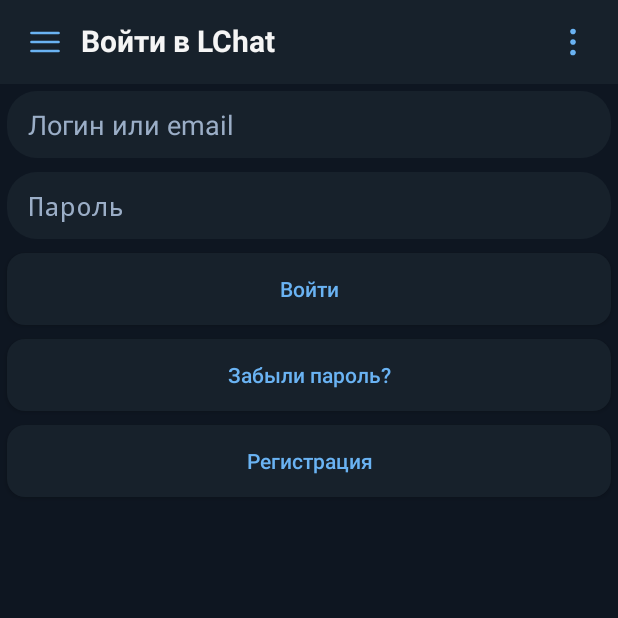
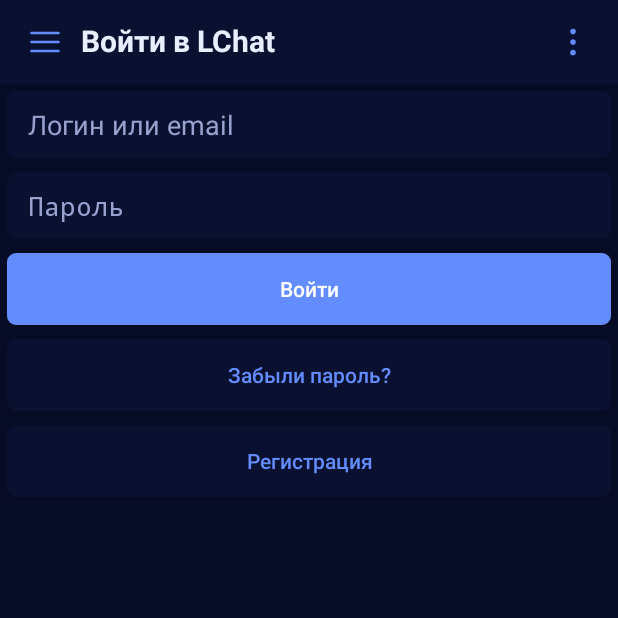
Before and after one commit to LChatDev/LChat, an Android app: the screen it shows after launch (NativeActivity), after a tap on "Войти вручную", on a phone screen of 412 x 824 dp, the top half of it. Run offline under Robolectric (Android 15) with nearby library versions, the phone set to English and light mode, and no system bars; libraries missing offline, so code that uses them is left out: org.webrtc, org.webrtc.audio; network calls fail; pictures from the network do not load; 1 statement that could not run was skipped.

Commit message:
Release Android 2.2.3 pixel UI

```diff
--- a/android/app/src/main/AndroidManifest.xml
+++ b/android/app/src/main/AndroidManifest.xml
@@ -1,4 +1,4 @@
-<manifest xmlns:android="http://schemas.android.com/apk/res/android" package="su.lbs.lchat" android:versionCode="24" android:versionName="2.2.2">
+<manifest xmlns:android="http://schemas.android.com/apk/res/android" package="su.lbs.lchat" android:versionCode="25" android:versionName="2.2.3">
   <uses-sdk android:minSdkVersion="26" android:targetSdkVersion="35" />
   <uses-permission android:name="android.permission.INTERNET" />
   <uses-permission android:name="android.permission.RECORD_AUDIO" />
--- a/android/app/src/main/java/su/lbs/lchat/NativeActivity.java
+++ b/android/app/src/main/java/su/lbs/lchat/NativeActivity.java
@@ -26,15 +26,15 @@ public final class NativeActivity extends Activity {
  LinearLayout root,body,list,callCard,bubbles,replyKeyboardPanel; ScrollView scroll; EditText composer; TextView error; Button join,replyKeyboardToggle; JSONObject activeReplyKeyboard; int replyKeyboardMessageId; boolean replyKeyboardCollapsed;
  String pendingBody="",pendingNonce=""; boolean sending=false,recordPending=false; String search=""; String screen="",filter="",pendingToken,endpoint="api.php"; boolean alive=true,resumed=false,polling=false,permission=false,listen=false,adminChat=false;
  int generation=0,chatId=0,pickerChat=0; MediaRecorder recorder; MediaPlayer player; File recording; long recordStart; AlertDialog recordDialog;
- static final int BG=0xff0e1621,CARD=0xff17212b,INK=0xfff5f5f5,ACCENT=0xff6ab3f3;
+ static final int BG=0xff070c26,CARD=0xff0a1030,INK=0xffe9eeff,ACCENT=0xff638dff;
  interface Job {JSONObject run()throws Exception;} interface Result {void done(JSONObject d);} interface Value {void done(String s);} interface Choice {void done(JSONObject u);}
  final Runnable tick=new Runnable(){public void run(){if(!alive||!resumed)return;showCall();if(user!=null&&(screen.equals("home")||screen.equals("chat")))refresh(false);handler.postDelayed(this,3000);}};
  @Override public void onCreate(Bundle b){super.onCreate(b);CallDiagnostics.install(this);getWindow().setStatusBarColor(BG);getWindow().setNavigationBarColor(BG);api=new NativeApi(getSharedPreferences("lchat",0).getString("site","https://chat.lbs.su/"));CallClient.connect(this,api);shell("LChat");add(body,label("Подключаемся…",16));add(body,button("Войти вручную",()->auth(false)));job(()->api.get("me"),d->{user=d.optJSONObject("user");if(user==null)auth(false);else{home();startInbox();handle(getIntent());}});}
  int dp(int x){return (int)(x*getResources().getDisplayMetrics().density);}
- GradientDrawable bg(int c){GradientDrawable d=new GradientDrawable();d.setColor(c);d.setCornerRadius(dp(20));return d;}
+ GradientDrawable bg(int c){GradientDrawable d=new GradientDrawable();d.setColor(c);d.setCornerRadius(dp(6));return d;}
  TextView label(String s,int size){TextView t=new TextView(this);t.setText(s);t.setTextColor(INK);t.setTextSize(size);t.setPadding(dp(12),dp(7),dp(12),dp(7));return t;}
- Button button(String s,Runnable run){Button b=new Button(this);b.setText(s);b.setTextColor(ACCENT);b.setAllCaps(false);b.setBackground(ui.touch(CARD,12));b.setOnClickListener(v->run.run());return b;}
- EditText input(String hint){EditText e=new EditText(this);e.setHint(hint);e.setTextColor(INK);e.setHintTextColor(0xff9baec7);e.setPadding(dp(14),dp(10),dp(14),dp(10));e.setBackground(bg(CARD));return e;}
+ Button button(String s,Runnable run){Button b=new Button(this);b.setText(s);b.setTextColor(ACCENT);b.setAllCaps(false);b.setBackground(ui.touch(CARD,6));b.setOnClickListener(v->run.run());return b;}
+ EditText input(String hint){EditText e=new EditText(this);e.setHint(hint);e.setTextColor(INK);e.setHintTextColor(0xff97a3ce);e.setPadding(dp(14),dp(10),dp(14),dp(10));e.setBackground(bg(CARD));return e;}
  void add(LinearLayout l,View v){LinearLayout.LayoutParams p=new LinearLayout.LayoutParams(-1,-2);p.setMargins(dp(5),dp(5),dp(5),dp(5));l.addView(v,p);}
  void shell(String title){ui.shell(title);}
  void job(Job job,Result result){int g=generation;worker.execute(()->{if(!alive||g!=generation)return;try{JSONObject d=job.run();handler.post(()->{if(alive&&g==generation){error.setVisibility(View.GONE);result.done(d);}});}catch(Exception e){handler.post(()->{if(alive&&g==generation){if(e instanceof MobileApi.Error&&((MobileApi.Error)e).code==401&&user!=null){user=null;stopService(new Intent(this,InboxService.class));auth(false);}error.setText(e.getMessage());error.setVisibility(View.VISIBLE);}});}});}
@@ -48,6 +48,7 @@ public final class NativeActivity extends Activity {
   CheckBox consent=new CheckBox(this);consent.setText("Я принимаю пользовательское соглашение и ознакомлен с политикой конфиденциальности");consent.setTextColor(INK);
   if(register){add(form,consent);add(form,button("Соглашение и конфиденциальность",()->startActivity(new Intent(Intent.ACTION_VIEW,Uri.parse(api.base+"legal.php")))));}
   Button submit=button(register?"Зарегистрироваться":"Войти",()->{});
+  submit.setBackground(ui.touch(ACCENT,6));submit.setTextColor(-1);
   submit.setOnClickListener(v->{
    if(register&&!consent.isChecked()){toast("Примите соглашение и ознакомьтесь с политикой конфиденциальности");return;}
    submit.setEnabled(false);
@@ -64,7 +65,7 @@ public final class NativeActivity extends Activity {
  void home(){ui.home();}
  void renderChats(){ui.renderChats();}
  void avatar(LinearLayout row,String title,int id){
-  FrameLayout frame=new FrameLayout(this);frame.setBackground(ui.shape(new int[]{0xff5288c1,0xff7b6bc9,0xff4a9c89,0xffb77c59}[Math.floorMod(title.hashCode(),4)],30));frame.setClipToOutline(true);
+  FrameLayout frame=new FrameLayout(this);frame.setBackground(ui.shape(new int[]{0xff286db5,0xff853eba,0xff2c8e47,0xffd56529}[Math.floorMod(title.hashCode(),4)],6));frame.setClipToOutline(true);
   TextView initials=label(title.isEmpty()?"?":title.substring(0,1).toUpperCase(Locale.ROOT),24);initials.setGravity(Gravity.CENTER);initials.setTextColor(-1);frame.addView(initials,new FrameLayout.LayoutParams(-1,-1));
   ImageView image=new ImageView(this);image.setScaleType(ImageView.ScaleType.CENTER_CROP);frame.addView(image,new FrameLayout.LayoutParams(-1,-1));row.addView(frame,new LinearLayout.LayoutParams(dp(54),dp(54)));
   if(id<=0||noAvatar.contains(id))return;if(avatars.containsKey(id)){image.setImageBitmap(avatars.get(id));return;}
--- a/android/app/src/main/res/drawable/ic_lchat.xml
+++ b/android/app/src/main/res/drawable/ic_lchat.xml
@@ -1,4 +1,14 @@
-<vector xmlns:android="http://schemas.android.com/apk/res/android" android:width="48dp" android:height="48dp" android:viewportWidth="48" android:viewportHeight="48">
-  <path android:fillColor="#3390EC" android:pathData="M24,0 A24,24 0,1 1,24 48 A24,24 0,1 1,24 0" />
-  <path android:fillColor="#FFFFFF" android:pathData="M15,12 L21,12 L21,31 L34,31 L34,37 L15,37 Z" />
+<vector xmlns:android="http://schemas.android.com/apk/res/android"
+    android:width="48dp"
+    android:height="48dp"
+    android:viewportWidth="48"
+    android:viewportHeight="48">
+    <!-- Pixel cobalt plate -->
+    <path android:fillColor="#0638C8"
+        android:pathData="M4,0h40v4h4v40h-4v4H4v-4H0V4h4z"/>
+    <!-- Pixel speech bubble -->
+    <path android:fillColor="#FFFFFF"
+        android:pathData="M10,10h28v4h4v16h-4v4H22v4h-4v-4h-4v-4H10v-4H6V14h4z"/>
+    <path android:fillColor="#0638C8"
+        android:pathData="M14,18h4v4h-4zM22,18h4v4h-4zM30,18h4v4h-4z"/>
 </vector>
```
Also changed, not shown: android/app/src/main/java/su/lbs/lchat/ChatUi.java (+28 -14 lines), 5 other files.
